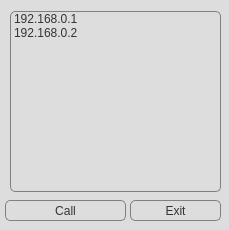
Above: mainwindow.ui from projedi/videochat before the change. Below: the same form after it.
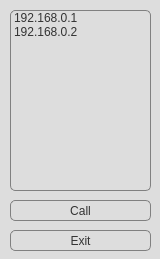
That is the form after the change. Icons and pictures are not drawn.

```diff
--- a/mainwindow.ui
+++ b/mainwindow.ui
@@ -6,8 +6,8 @@
    <rect>
     <x>0</x>
     <y>0</y>
-    <width>229</width>
-    <height>230</height>
+    <width>160</width>
+    <height>259</height>
    </rect>
   </property>
   <property name="windowTitle">
@@ -89,9 +89,9 @@
    <widget class="QPushButton" name="buttonCall">
     <property name="geometry">
      <rect>
-      <x>5</x>
+      <x>10</x>
       <y>200</y>
-      <width>121</width>
+      <width>141</width>
       <height>21</height>
      </rect>
     </property>
@@ -123,8 +123,8 @@
     <property name="geometry">
      <rect>
       <x>10</x>
-      <y>11</y>
-      <width>211</width>
+      <y>10</y>
+      <width>141</width>
       <height>181</height>
      </rect>
     </property>
@@ -142,9 +142,9 @@
    <widget class="QPushButton" name="buttonExit">
     <property name="geometry">
      <rect>
-      <x>130</x>
-      <y>200</y>
-      <width>91</width>
+      <x>10</x>
+      <y>230</y>
+      <width>141</width>
       <height>21</height>
      </rect>
     </property>
```
